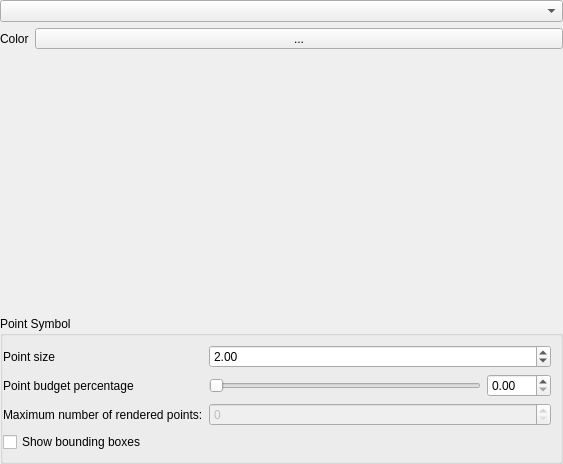
Before: the Qt Designer form src/ui/3d/qgspointcloud3dsymbolwidget.ui in qgis/QGIS, drawn with Qt 5.
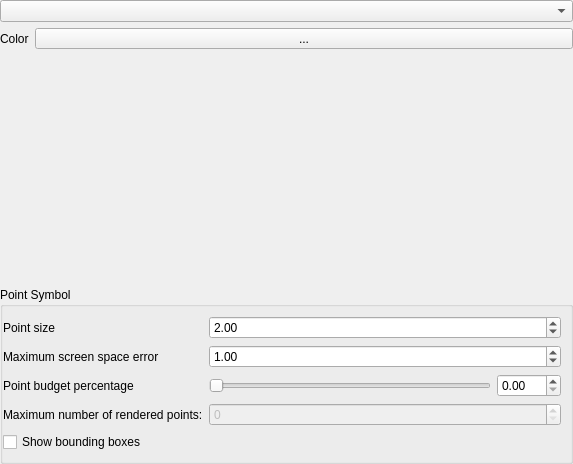
After: the same form once the commit is applied. Custom widgets are drawn as their Qt base class.

Commit message: return maximum screen space in 3D

Patch:
```diff
--- a/src/ui/3d/qgspointcloud3dsymbolwidget.ui
+++ b/src/ui/3d/qgspointcloud3dsymbolwidget.ui
@@ -6,7 +6,7 @@
    <rect>
     <x>0</x>
     <y>0</y>
-    <width>563</width>
+    <width>573</width>
     <height>464</height>
    </rect>
   </property>
@@ -43,7 +43,21 @@
       </property>
       <item row="1" column="0">
        <layout class="QGridLayout" name="gridLayout_7">
-        <item row="1" column="0">
+        <item row="2" column="1">
+         <widget class="QSlider" name="mPointBudgetPercentageSlider">
+          <property name="orientation">
+           <enum>Qt::Horizontal</enum>
+          </property>
+         </widget>
+        </item>
+        <item row="3" column="0">
+         <widget class="QLabel" name="label">
+          <property name="text">
+           <string>Maximum number of rendered points:</string>
+          </property>
+         </widget>
+        </item>
+        <item row="2" column="0">
          <widget class="QLabel" name="labelPointBudget">
           <property name="sizePolicy">
            <sizepolicy hsizetype="Minimum" vsizetype="Preferred">
@@ -72,10 +86,10 @@
           </property>
          </widget>
         </item>
-        <item row="1" column="2">
-         <widget class="QDoubleSpinBox" name="mPointBudgetPercentageSpinBox">
-          <property name="maximum">
-           <double>100.000000000000000</double>
+        <item row="3" column="1" colspan="2">
+         <widget class="QSpinBox" name="mRenderedPointsSpinBox">
+          <property name="enabled">
+           <bool>false</bool>
           </property>
          </widget>
         </item>
@@ -92,24 +106,27 @@
           </property>
          </widget>
         </item>
-        <item row="1" column="1">
-         <widget class="QSlider" name="mPointBudgetPercentageSlider">
-          <property name="orientation">
-           <enum>Qt::Horizontal</enum>
+        <item row="2" column="2">
+         <widget class="QDoubleSpinBox" name="mPointBudgetPercentageSpinBox">
+          <property name="maximum">
+           <double>100.000000000000000</double>
           </property>
          </widget>
         </item>
-        <item row="2" column="0">
-         <widget class="QLabel" name="label">
+        <item row="1" column="0">
+         <widget class="QLabel" name="label_4">
           <property name="text">
-           <string>Maximum number of rendered points:</string>
+           <string>Maximum screen space error</string>
           </property>
          </widget>
         </item>
-        <item row="2" column="1" colspan="2">
-         <widget class="QSpinBox" name="mRenderedPointsSpinBox">
-          <property name="enabled">
-           <bool>false</bool>
+        <item row="1" column="1" colspan="2">
+         <widget class="QgsDoubleSpinBox" name="mMaxScreenErrorSpinBox">
+          <property name="maximum">
+           <double>100000.000000000000000</double>
+          </property>
+          <property name="value">
+           <double>1.000000000000000</double>
           </property>
          </widget>
         </item>
```
The commit also changes 9 other files.
